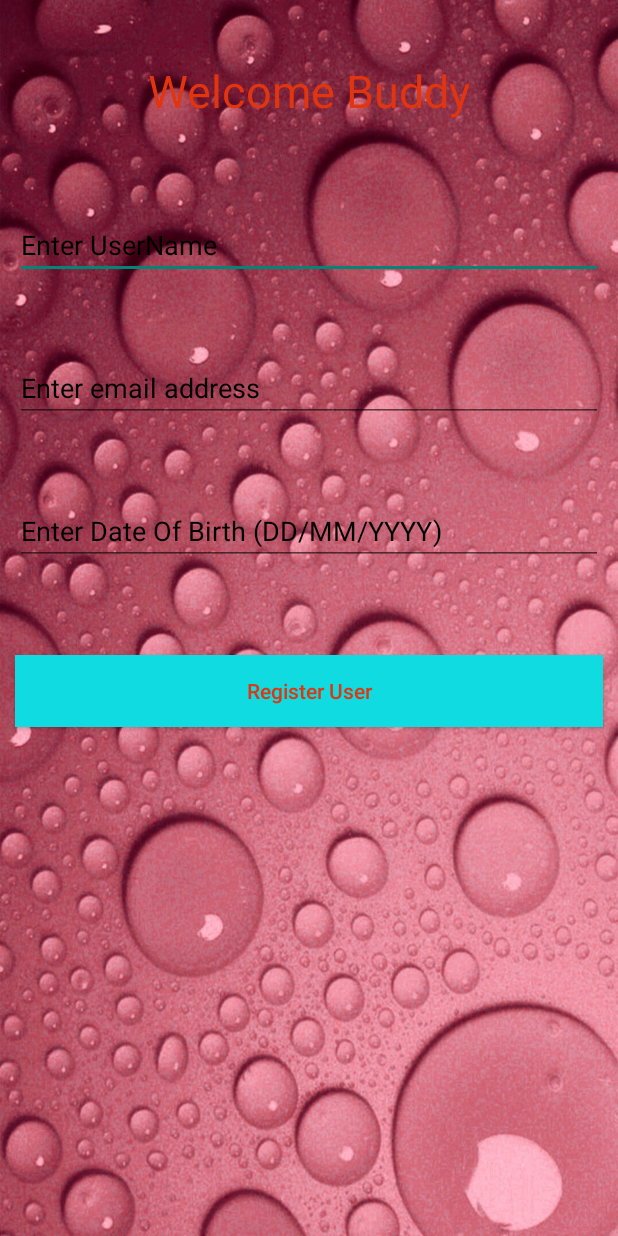
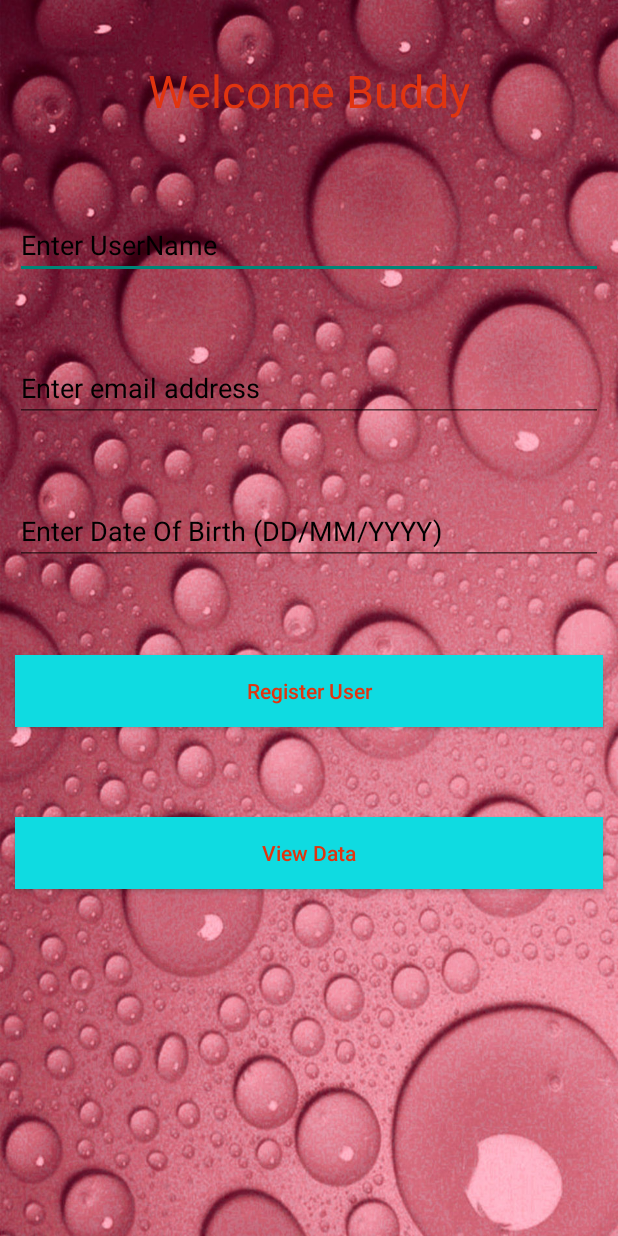
Before and after one commit to chiranjibghosh551/Welcome_app, an Android app: the screen it shows after launch (MainActivity), on a phone screen of 412 x 824 dp. Run offline under Robolectric (Android 15) with nearby library versions, the phone set to English and light mode, and no system bars.

Commit message:
Welcome_app

```diff
--- a/app/src/main/java/com/example/welcome_app/DBlite.java
+++ b/app/src/main/java/com/example/welcome_app/DBlite.java
@@ -39,7 +39,7 @@ public class DBlite extends SQLiteOpenHelper {
     }
     public Cursor getdata()
     {
-        SQLiteDatabase DB = this.getWritableDatabase();
+        SQLiteDatabase DB = this.getReadableDatabase();
         Cursor cursor = DB.rawQuery("select * from Userinfo",null);
         return cursor;
     }
--- a/app/src/main/java/com/example/welcome_app/MainActivity.java
+++ b/app/src/main/java/com/example/welcome_app/MainActivity.java
@@ -9,6 +9,7 @@ import android.view.View;
 import android.widget.Button;
 import android.widget.DatePicker;
 import android.widget.EditText;
+import android.widget.TextView;
 import android.widget.Toast;
 
 import androidx.appcompat.app.AlertDialog;
@@ -20,13 +21,13 @@ import java.util.Calendar;
 public class MainActivity extends AppCompatActivity {
 
     // creating variables for our edit text and buttons.
-    private EditText userNameEdt, dobEdt,emailEdt;
-    private DatePickerDialog picker;
-    private Button registerBtn;
+    public EditText userNameEdt, dobEdt,emailEdt;
+    public DatePickerDialog picker;
+    public Button registerBtn,viewBtn;
     DBlite DB;
 
     @Override
-    protected void onCreate(Bundle savedInstanceState) {
+    public void onCreate(Bundle savedInstanceState) {
         super.onCreate(savedInstanceState);
         setContentView(R.layout.activity_main);
 
@@ -35,30 +36,8 @@ public class MainActivity extends AppCompatActivity {
         emailEdt = findViewById(R.id.email);
         dobEdt = findViewById(R.id.dob);
         registerBtn = findViewById(R.id.idBtnRegister);
+        viewBtn = findViewById(R.id.idBtnView);
         DB = new DBlite(this);
-
-       /* dobEdt.setOnClickListener(new View.OnClickListener() {
-            @Override
-            public void onClick(View view) {
-                final Calendar calendar = Calendar.getInstance();
-                int day = calendar.get(Calendar.DAY_OF_MONTH);
-                int month = calendar.get(Calendar.MONTH);
-                int year= calendar.get(Calendar.YEAR);
-
-                picker = new DatePickerDialog(MainActivity.this, new DatePickerDialog.OnDateSetListener() {
-                    @Override
-                    public void onDateSet(DatePicker datePicker, int year, int month, int dayOfMonth){
-                        dobEdt.setText(dayOfMonth+"/"+(month+1)+"/"+year);
-                    }
-
-
-                },year,month,day);
-
-
-
-            }
-        });*/
-
 
 
         // adding on click listener for our button.
@@ -67,7 +46,7 @@ public class MainActivity extends AppCompatActivity {
             public void onClick(View v) {
 
                 // on below line we are getting data from our edit text.
-                String userName = userNameEdt.getText().toString();
+                /*String userName = userNameEdt.getText().toString();
                 String emailName = emailEdt.getText().toString();
                 String dateOfBirth = dobEdt.getText().toString();
 
@@ -78,10 +57,14 @@ public class MainActivity extends AppCompatActivity {
                     Toast.makeText(MainActivity.this,"",Toast.LENGTH_SHORT).show();
                 }else{
                     Toast.makeText(MainActivity.this,"",Toast.LENGTH_SHORT).show();
-                }
+                }*/
+                Intent i = new Intent(MainActivity.this,);
+                startActivity(i);
             }
+
         });
-       /* registerBtn.setOnClickListener(new View.OnClickListener() {
+
+       /*registerBtn.setOnClickListener(new View.OnClickListener() {
             @Override
             public void onClick(View view) {
                 Cursor res = DB.getdata();
@@ -104,14 +87,13 @@ public class MainActivity extends AppCompatActivity {
                 builder.show();
             }
         });*/
-        registerBtn.setOnClickListener(new View.OnClickListener() {
+       viewBtn.setOnClickListener(new View.OnClickListener() {
             @Override
-            public void onClick(View view) {
+            public void onClick(View v) {
                 Intent intent = new Intent(MainActivity.this,ViewData.class);
                 startActivity(intent);
             }
         });
     }
 
-
 }
--- a/app/src/main/java/com/example/welcome_app/ViewData.java
+++ b/app/src/main/java/com/example/welcome_app/ViewData.java
@@ -8,6 +8,7 @@ import androidx.appcompat.app.AppCompatActivity;
 
 public class ViewData extends AppCompatActivity {
     @Override
+
     protected void onCreate(Bundle savedInstanceState) {
 
         super.onCreate(savedInstanceState);
--- a/app/src/main/res/layout/activity_main.xml
+++ b/app/src/main/res/layout/activity_main.xml
@@ -66,6 +66,18 @@
         android:textColor="@color/new_item"
         android:background="@color/new_item1"
         android:textAllCaps="false" />
+    <Button
+        android:id="@+id/idBtnView"
+        android:layout_width="match_parent"
+        android:layout_height="wrap_content"
+        android:layout_below="@id/idBtnRegister"
+        android:layout_marginStart="10dp"
+        android:layout_marginTop="60dp"
+        android:layout_marginEnd="10dp"
+        android:text="View Data"
+        android:textColor="@color/new_item"
+        android:background="@color/new_item1"
+        android:textAllCaps="false" />
 
 
 </RelativeLayout>
```
Also changed, not shown: 1 other file.
